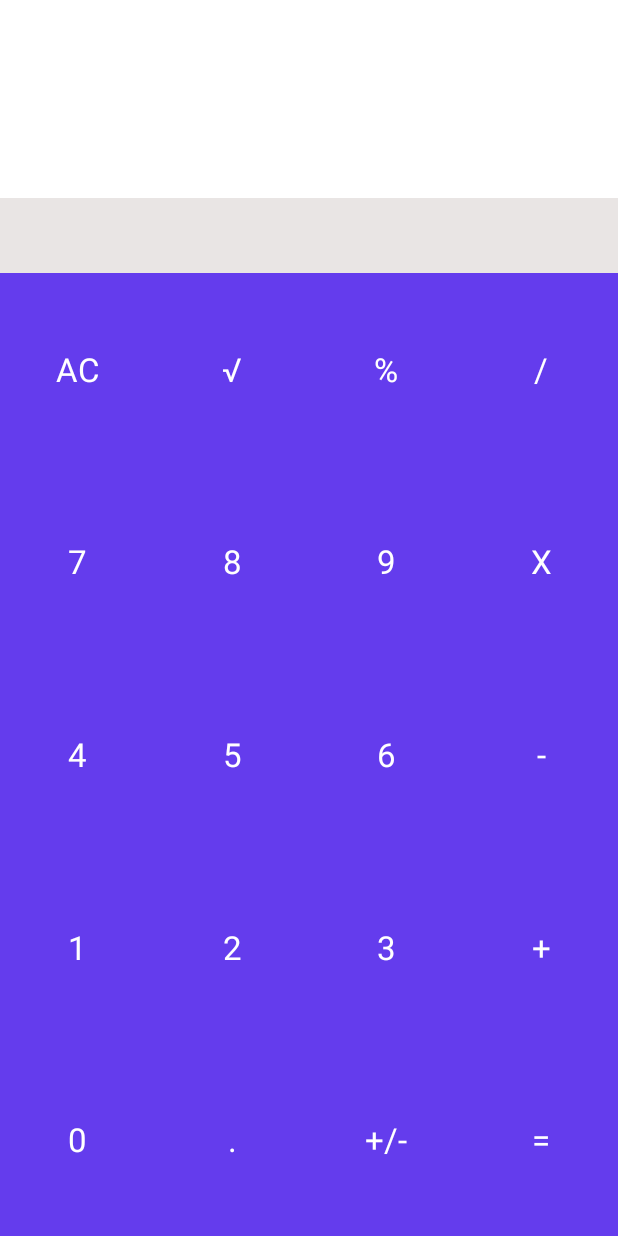
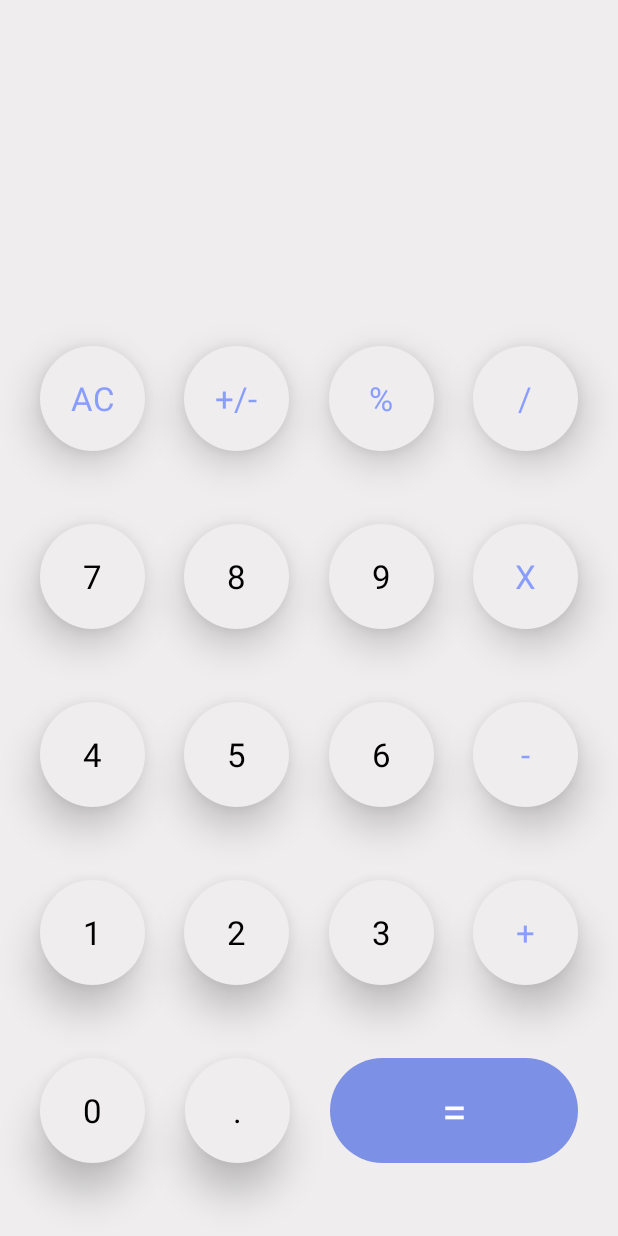
Before and after one commit to Waqas334/VaultCalcApp, an Android app: the screen it shows after launch (CalcActivity), on a phone screen of 412 x 824 dp. Run offline under Robolectric (Android 15) with nearby library versions, the phone set to English and light mode, and no system bars; libraries missing offline, so code that uses them is left out: com.facebook.ads; 5 statements that could not run were skipped.

Commit message:
change interface

```diff
--- /dev/null
+++ b/app/src/main/res/drawable/btn_equal.xml
@@ -0,0 +1,7 @@
+<?xml version="1.0" encoding="utf-8"?>
+<shape xmlns:android="http://schemas.android.com/apk/res/android">
+    <solid
+        android:color="#7c90e6" />
+    <corners
+        android:radius="180dp" />
+</shape>
--- /dev/null
+++ b/app/src/main/res/drawable/circle_tv.xml
@@ -0,0 +1,9 @@
+<?xml version="1.0" encoding="utf-8"?>
+<shape xmlns:android="http://schemas.android.com/apk/res/android"
+    android:shape="oval">
+    <solid android:color="@color/backcolr" />
+    <size
+        android:width="6dp"
+        android:height="6dp" />
+    <corners android:radius="18dp" />
+</shape>
--- a/app/src/main/res/layout/activity_calc.xml
+++ b/app/src/main/res/layout/activity_calc.xml
@@ -3,7 +3,7 @@
     xmlns:app="http://schemas.android.com/apk/res-auto"
     android:layout_width="match_parent"
     android:layout_height="match_parent"
-    android:background="@color/newColorAccent">
+    android:background="@color/backcolr">
 
 
     <com.androidbull.calculator.photo.vault.utils.AutoFitTextureView
@@ -23,7 +23,7 @@
     <RelativeLayout
         android:layout_width="0dp"
         android:layout_height="0dp"
-        android:background="@color/newColorAccent"
+        android:background="@color/backcolr"
         app:layout_constraintBottom_toBottomOf="parent"
         app:layout_constraintLeft_toLeftOf="parent"
         app:layout_constraintRight_toRightOf="parent"
@@ -34,7 +34,7 @@
         android:layout_width="0dp"
         android:layout_height="0dp"
         android:layout_weight="1.0"
-        android:background="@android:color/white"
+        android:background="@color/backcolr"
         android:cursorVisible="true"
         android:ellipsize="start"
         android:focusable="false"
@@ -58,7 +58,7 @@
         android:id="@+id/et_main"
         android:layout_width="0dp"
         android:layout_height="50dp"
-        android:background="#ffe9e5e4"
+        android:background="@color/backcolr"
         android:cursorVisible="true"
         android:focusable="false"
         android:focusableInTouchMode="false"
@@ -67,7 +67,8 @@
         android:inputType="number"
         android:scrollbars="vertical"
         android:textAppearance="?android:textAppearanceLarge"
-        android:textColorHint="@android:color/black"
+        android:textColorHint="@color/symblclr"
+        android:textColor="@color/symblclr"
         android:visibility="visible"
         app:layout_constraintLeft_toLeftOf="parent"
         app:layout_constraintRight_toRightOf="parent"
@@ -76,18 +77,18 @@
 
     <TextView
         android:id="@+id/tv_clear"
-        style="@style/calculatorButtonsStyle"
+        style="@style/symbleButtonsStyle"
         android:text="@string/_ac"
         app:layout_constraintBottom_toTopOf="@+id/tv_seven"
         app:layout_constraintLeft_toLeftOf="parent"
-        app:layout_constraintRight_toLeftOf="@+id/tv_sqrt"
+        app:layout_constraintRight_toLeftOf="@+id/tv_sign"
         app:layout_constraintTop_toBottomOf="@+id/et_main" />
 
 
     <TextView
-        android:id="@+id/tv_sqrt"
-        style="@style/calculatorButtonsStyle"
-        android:text="@string/_sqrt"
+        android:id="@+id/tv_sign"
+        style="@style/symbleButtonsStyle"
+        android:text="@string/_sign"
         app:layout_constraintBottom_toTopOf="@+id/tv_eight"
         app:layout_constraintLeft_toRightOf="@+id/tv_clear"
         app:layout_constraintRight_toLeftOf="@+id/tv_percent"
@@ -95,10 +96,10 @@
 
     <TextView
         android:id="@+id/tv_percent"
-        style="@style/calculatorButtonsStyle"
+        style="@style/symbleButtonsStyle"
         android:text="@string/_percentage"
         app:layout_constraintBottom_toTopOf="@+id/tv_nine"
-        app:layout_constraintLeft_toRightOf="@+id/tv_sqrt"
+        app:layout_constraintLeft_toRightOf="@+id/tv_sign"
         app:layout_constraintRight_toLeftOf="@+id/tv_divide"
         app:layout_constraintTop_toBottomOf="@+id/et_main" />
 
@@ -106,7 +107,7 @@
 
     <TextView
         android:id="@+id/tv_divide"
-        style="@style/calculatorButtonsStyle"
+        style="@style/symbleButtonsStyle"
         android:text="@string/_divide"
         app:layout_constraintBottom_toTopOf="@+id/tv_mul"
         app:layout_constraintLeft_toRightOf="@+id/tv_percent"
@@ -145,6 +146,7 @@
         android:id="@+id/tv_zero"
         style="@style/calculatorButtonsStyle"
         android:text="@string/_0"
+        android:background="@drawable/circle_tv"
         app:layout_constraintBottom_toBottomOf="parent"
         app:layout_constraintLeft_toLeftOf="parent"
         app:layout_constraintRight_toLeftOf="@+id/tv_dot"
@@ -157,7 +159,7 @@
         app:layout_constraintBottom_toTopOf="@+id/tv_five"
         app:layout_constraintLeft_toRightOf="@+id/tv_seven"
         app:layout_constraintRight_toLeftOf="@+id/tv_nine"
-        app:layout_constraintTop_toBottomOf="@+id/tv_sqrt" />
+        app:layout_constraintTop_toBottomOf="@+id/tv_sign" />
 
 
     <TextView
@@ -171,7 +173,7 @@
 
     <TextView
         android:id="@+id/tv_mul"
-        style="@style/calculatorButtonsStyle"
+        style="@style/symbleButtonsStyle"
         android:text="@string/_mul"
         app:layout_constraintBottom_toTopOf="@+id/tv_min"
         app:layout_constraintLeft_toRightOf="@+id/tv_nine"
@@ -199,7 +201,7 @@
 
     <TextView
         android:id="@+id/tv_min"
-        style="@style/calculatorButtonsStyle"
+        style="@style/symbleButtonsStyle"
         android:text="@string/_sub"
         app:layout_constraintBottom_toTopOf="@id/tv_plus"
         app:layout_constraintLeft_toRightOf="@+id/tv_six"
@@ -209,7 +211,7 @@
 
     <TextView
         android:id="@+id/tv_plus"
-        style="@style/calculatorButtonsStyle"
+        style="@style/symbleButtonsStyle"
         android:text="@string/_add"
         app:layout_constraintBottom_toTopOf="@+id/tv_equal"
         app:layout_constraintLeft_toRightOf="@+id/tv_three"
@@ -218,8 +220,13 @@
 
     <TextView
         android:id="@+id/tv_equal"
-        style="@style/calculatorButtonsStyle"
+        android:layout_width="165dp"
+        android:layout_height="70dp"
         android:text="@string/_equal"
+        android:gravity="center"
+        android:textColor="@color/white"
+        android:background="@drawable/btn_equal"
+        android:textSize="30sp"
         app:layout_constraintBottom_toBottomOf="parent"
         app:layout_constraintLeft_toRightOf="@+id/tv_sign"
         app:layout_constraintRight_toRightOf="parent"
@@ -238,7 +245,7 @@
         android:id="@+id/tv_three"
         style="@style/calculatorButtonsStyle"
         android:text="@string/_3"
-        app:layout_constraintBottom_toTopOf="@+id/tv_sign"
+        app:layout_constraintBottom_toTopOf="@id/tv_equal"
         app:layout_constraintLeft_toRightOf="@+id/tv_two"
         app:layout_constraintRight_toLeftOf="@+id/tv_min"
         app:layout_constraintTop_toBottomOf="@+id/tv_six" />
@@ -249,16 +256,16 @@
         android:text="@string/_dot"
         app:layout_constraintBottom_toBottomOf="parent"
         app:layout_constraintLeft_toRightOf="@+id/tv_zero"
-        app:layout_constraintRight_toLeftOf="@+id/tv_sign"
+        app:layout_constraintRight_toLeftOf="@+id/tv_equal"
         app:layout_constraintTop_toBottomOf="@+id/tv_two" />
 
-    <TextView
-        android:id="@+id/tv_sign"
-        style="@style/calculatorButtonsStyle"
-        android:text="@string/_sign"
-        app:layout_constraintBottom_toBottomOf="parent"
-        app:layout_constraintLeft_toRightOf="@+id/tv_dot"
-        app:layout_constraintRight_toLeftOf="@+id/tv_equal"
-        app:layout_constraintTop_toBottomOf="@+id/tv_three" />
+    <!--    <TextView-->
+    <!--        android:id="@+id/tv_sign"-->
+    <!--        style="@style/symbleButtonsStyle"-->
+    <!--        android:text="@string/_sign"-->
+    <!--        app:layout_constraintBottom_toBottomOf="parent"-->
+    <!--        app:layout_constraintLeft_toRightOf="@+id/tv_dot"-->
+    <!--        app:layout_constraintRight_toLeftOf="@+id/tv_equal"-->
+    <!--        app:layout_constraintTop_toBottomOf="@+id/tv_three" />-->
 
 </androidx.constraintlayout.widget.ConstraintLayout>
--- a/app/src/main/res/values/colors.xml
+++ b/app/src/main/res/values/colors.xml
@@ -12,7 +12,10 @@
     <color name="white">#ffffffff</color>
 
 
+
     <color name="newColorAccent">#643ced</color>
     <color name="newColorAccentFaint">#66643ced</color>
+    <color name="backcolr">#efedee</color>
+    <color name="symblclr">#899dfe</color>
 
 </resources>
--- a/app/src/main/res/values/styles.xml
+++ b/app/src/main/res/values/styles.xml
@@ -26,15 +26,19 @@
     </style>
 
     <style name="calculatorButtonsStyle">
-        <item name="android:layout_width">0dp</item>
-        <item name="android:layout_height">0dp</item>
+        <item name="android:layout_width">70dp</item>
+        <item name="android:layout_height">70dp</item>
         <item name="android:layout_gravity">center</item>
-        <item name="android:background">@android:color/transparent</item>
+        <item name="android:background">@drawable/circle_tv</item>
         <item name="android:gravity">center</item>
         <item name="android:padding">@dimen/txt0</item>
         <item name="android:textAppearance">?android:textAppearanceLarge</item>
-        <item name="android:textColor">@android:color/white</item>
+        <item name="android:textColor">@android:color/black</item>
         <item name="android:textStyle">normal</item>
+        <item name="android:elevation">10dp</item>
+        <item name="android:translationZ">5dp</item>\
+
+
     </style>
 
     <style name="card_style">
@@ -79,4 +83,20 @@
         <item name="android:textSize">30sp</item>
     </style>
 
+    <style name="symbleButtonsStyle">
+        <item name="android:layout_width">70dp</item>
+        <item name="android:layout_height">70dp</item>
+        <item name="android:layout_gravity">center</item>
+        <item name="android:background">@drawable/circle_tv</item>
+        <item name="android:gravity">center</item>
+        <item name="android:padding">@dimen/txt0</item>
+        <item name="android:textAppearance">?android:textAppearanceLarge</item>
+        <item name="android:textColor">@color/symblclr</item>
+        <item name="android:textStyle">normal</item>
+        <item name="android:elevation">10dp</item>
+        <item name="android:translationZ">5dp</item>
+
+    </style>
+
+
 </resources>
```
